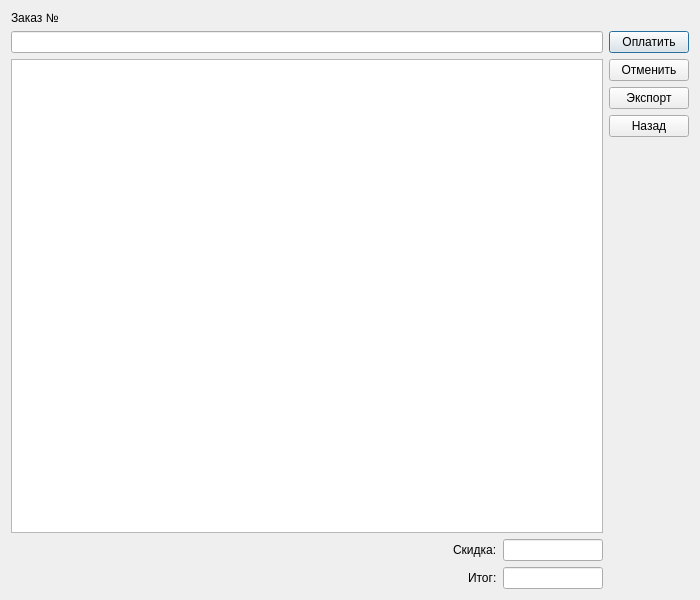
This is dialog_view_orders.ui in MukizuL/Retail-Sale-App as Qt 5 draws it before an edit. The edited form follows.
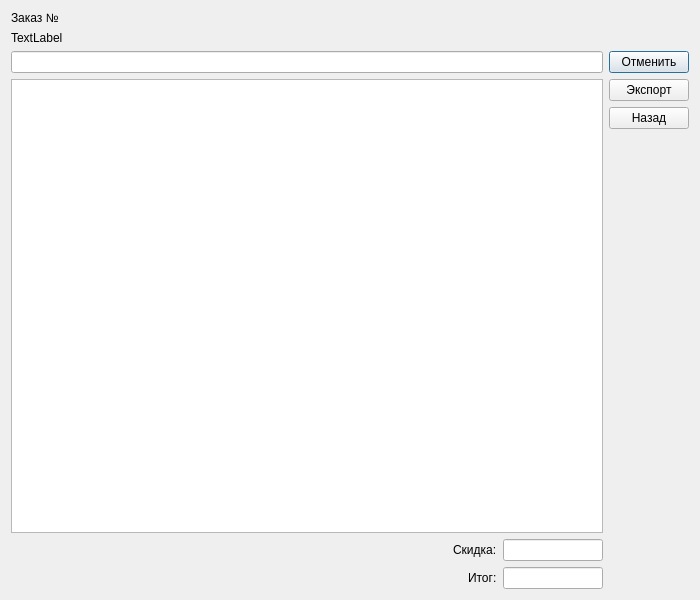
This is the edited form.

Commit message: Update to View orders

```diff
--- a/dialog_view_orders.ui
+++ b/dialog_view_orders.ui
@@ -27,6 +27,13 @@
      </property>
     </widget>
    </item>
+   <item>
+    <widget class="QLabel" name="label_top_2">
+     <property name="text">
+      <string>TextLabel</string>
+     </property>
+    </widget>
+   </item>
    <item>
     <layout class="QHBoxLayout" name="horizontalLayout">
      <property name="bottomMargin">
@@ -129,13 +136,6 @@
        <property name="rightMargin">
         <number>0</number>
        </property>
-       <item>
-        <widget class="QPushButton" name="pushButton_pay">
-         <property name="text">
-          <string>Оплатить</string>
-         </property>
-        </widget>
-       </item>
        <item>
         <widget class="QPushButton" name="pushButton_cancel_order">
          <property name="text">
```
Left out of the diff: 2 changed lines with no effect on the pictures. The commit also changes 3 other files.
